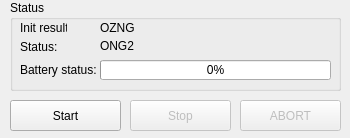
Before: the Qt Designer form src/gui/main gui/rosbeewindow.ui in madmilla/THO78-Roborescue, drawn with Qt 5.
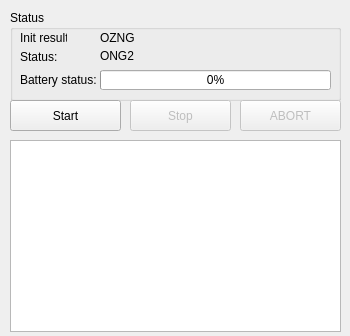
After: the same form once the commit is applied.

What changed in the file:
```diff
--- a/src/gui/main gui/rosbeewindow.ui
+++ b/src/gui/main gui/rosbeewindow.ui
@@ -7,7 +7,7 @@
     <x>0</x>
     <y>0</y>
     <width>350</width>
-    <height>138</height>
+    <height>336</height>
    </rect>
   </property>
   <property name="windowTitle">
@@ -18,7 +18,7 @@
     <property name="geometry">
      <rect>
       <x>10</x>
-      <y>0</y>
+      <y>10</y>
       <width>331</width>
       <height>91</height>
      </rect>
@@ -177,6 +177,16 @@
      <string>Start</string>
     </property>
    </widget>
+   <widget class="QListView" name="rosbeeList">
+    <property name="geometry">
+     <rect>
+      <x>10</x>
+      <y>140</y>
+      <width>331</width>
+      <height>192</height>
+     </rect>
+    </property>
+   </widget>
   </widget>
  </widget>
  <resources/>
```
